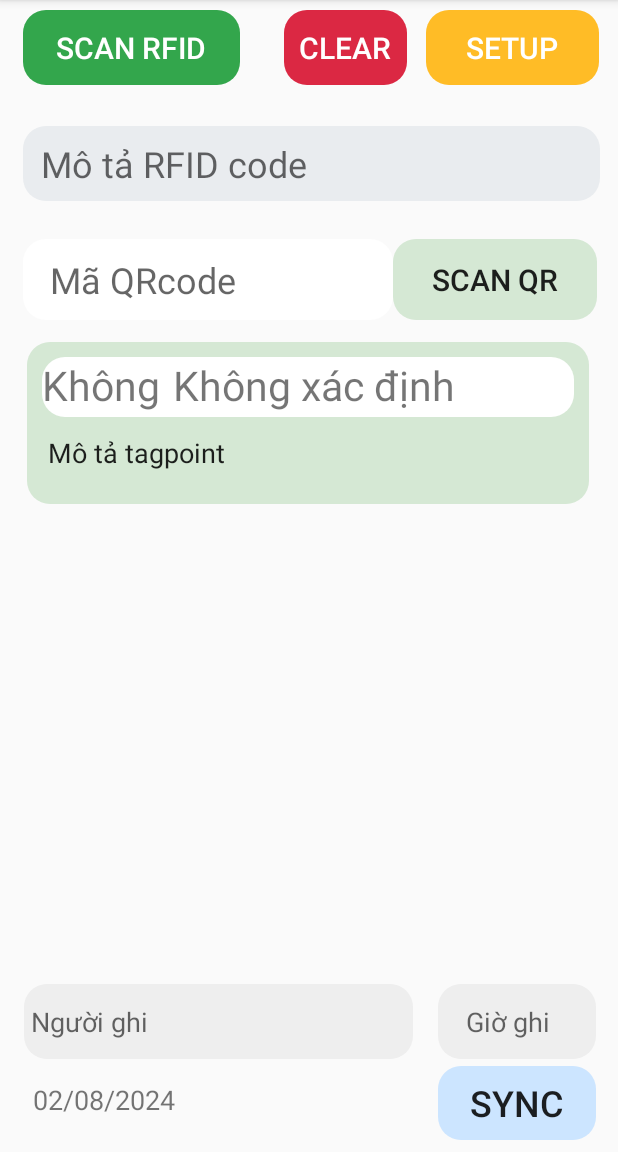
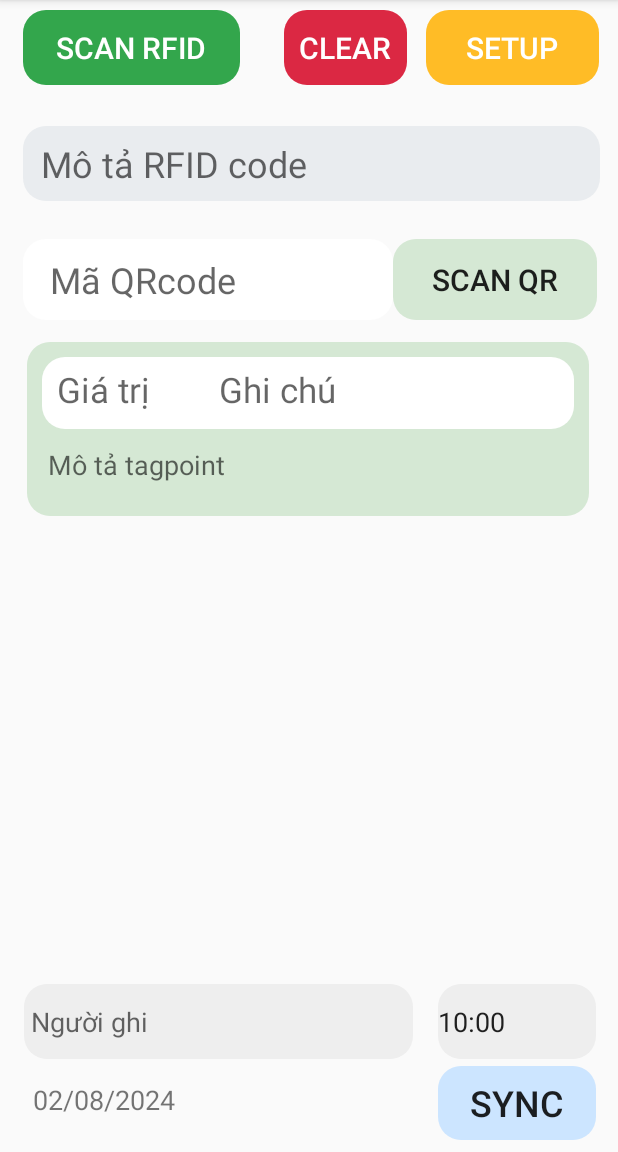
Before and after one commit to AnTrieu/logsheet_QR_RFID, an Android app: the MainActivity screen opened directly, with no data from a screen before it, after a tap on "SYNC", on a phone screen of 412 x 824 dp, the part 84-1236 px from its top. Run offline under Robolectric (Android 15) with nearby library versions, the phone set to English and light mode, and no system bars; 2 other taps on this screen came first.

```diff
--- a/app/build.gradle
+++ b/app/build.gradle
@@ -53,4 +53,6 @@ dependencies {
     implementation 'androidx.appcompat:appcompat:1.1.0'
     implementation 'androidx.constraintlayout:constraintlayout:1.1.3'
     implementation 'com.android.volley:volley:1.2.1'
+    implementation 'com.squareup.okhttp3:okhttp:4.9.1'
+    implementation 'com.squareup.okhttp3:logging-interceptor:4.9.1'
 }
--- a/app/src/main/java/com/example/barcode2ds/MainActivity.java
+++ b/app/src/main/java/com/example/barcode2ds/MainActivity.java
@@ -6,13 +6,23 @@ import android.view.View;
 import android.widget.ArrayAdapter;
 import android.widget.AutoCompleteTextView;
 import android.widget.Button;
+import android.widget.EditText;
 import android.widget.LinearLayout;
 import android.widget.TextView;
+import android.widget.Toast;
 
 import androidx.annotation.RequiresApi;
 import androidx.appcompat.app.AppCompatActivity;
 
+import java.io.IOException;
 import java.util.ArrayList;
+
+import okhttp3.Call;
+import okhttp3.Callback;
+import okhttp3.FormBody;
+import okhttp3.OkHttpClient;
+import okhttp3.Request;
+import okhttp3.Response;
 
 public class MainActivity extends AppCompatActivity {
     AutoCompleteTextView recordersACTV, timeACTV;
@@ -21,6 +31,9 @@ public class MainActivity extends AppCompatActivity {
     LinearLayout scrollLinearLayout;
     DateHandler dateHandler;
     ScrollViewHandler scrollViewHandler;
+
+    private static final String TOKEN = "sdfghjkxcvbnmasdfghjkwerg5fabdsfghjkjhgfdsrtyueso";
+    private static final String URL = "https://det.app/DETAPI/LOGSHEET/logsheetdata";
 
     @RequiresApi(api = Build.VERSION_CODES.LOLLIPOP)
     @Override
@@ -36,7 +49,7 @@ public class MainActivity extends AppCompatActivity {
         recordersACTV = findViewById(R.id.ACTV_recorders);
         RecorderFetcher.fetchRecorders(new RecorderFetcher.RecorderFetchListener() {
             @Override
-            public void onFetchComplete(ArrayList<String> recordersList) {
+            public void onFetchComplete(final ArrayList<String> recordersList) {
                 ArrayAdapter<String> adapter = new ArrayAdapter<>(MainActivity.this, android.R.layout.simple_dropdown_item_1line, recordersList);
                 recordersACTV.setAdapter(adapter);
                 recordersACTV.setOnClickListener(new View.OnClickListener() {
@@ -73,11 +86,60 @@ public class MainActivity extends AppCompatActivity {
         AnimationHandler.setButtonAnimation(button5);
         AnimationHandler.setButtonAnimation(button8);
 
-        button5.setOnClickListener(new View.OnClickListener() {
+        button8.setOnClickListener(new View.OnClickListener() {
             @Override
             public void onClick(View v) {
                 scrollViewHandler.addNewSoLieu();
             }
         });
+
+        button5.setOnClickListener(new View.OnClickListener() {
+            @Override
+            public void onClick(View v) {
+                Sync.syncData(MainActivity.this, dateTextView, timeACTV, recordersACTV, scrollLinearLayout);
+            }
+        });
+
+        fetchLogsheetData();
+    }
+
+    private void fetchLogsheetData() {
+        FormBody formBody = new FormBody.Builder()
+                .add("action", "getdata_logsheet_info")
+                .add("tokenapi", TOKEN)
+                .build();
+
+        NetworkHandler.post(URL, formBody, new Callback() {
+            @Override
+            public void onFailure(Call call, IOException e) {
+                runOnUiThread(new Runnable() {
+                    @Override
+                    public void run() {
+                        Toast.makeText(MainActivity.this, "Failed to fetch logsheet data", Toast.LENGTH_SHORT).show();
+                    }
+                });
+            }
+
+            @Override
+            public void onResponse(Call call, Response response) throws IOException {
+                if (response.isSuccessful()) {
+                    final String responseData = response.body().string();
+                    // Handle the response data as needed
+                    runOnUiThread(new Runnable() {
+                        @Override
+                        public void run() {
+                            Toast.makeText(MainActivity.this, "Logsheet data fetched successfully", Toast.LENGTH_SHORT).show();
+                        }
+                    });
+                } else {
+                    runOnUiThread(new Runnable() {
+                        @Override
+                        public void run() {
+                            Toast.makeText(MainActivity.this, "Error fetching logsheet data", Toast.LENGTH_SHORT).show();
+                        }
+                    });
+                }
+            }
+        });
     }
 }
--- /dev/null
+++ b/app/src/main/java/com/example/barcode2ds/NetworkHandler.java
@@ -0,0 +1,22 @@
+package com.example.barcode2ds;
+
+import okhttp3.Call;
+import okhttp3.Callback;
+import okhttp3.FormBody;
+import okhttp3.OkHttpClient;
+import okhttp3.Request;
+import okhttp3.Response;
+import java.io.IOException;
+
+public class NetworkHandler {
+    private static final OkHttpClient client = new OkHttpClient();
+
+    public static void post(String url, FormBody formBody, Callback callback) {
+        Request request = new Request.Builder()
+                .url(url)
+                .post(formBody)
+                .build();
+
+        client.newCall(request).enqueue(callback);
+    }
+}
--- a/app/src/main/java/com/example/barcode2ds/ScrollViewHandler.java
+++ b/app/src/main/java/com/example/barcode2ds/ScrollViewHandler.java
@@ -4,7 +4,6 @@ import android.content.Context;
 import android.view.LayoutInflater;
 import android.widget.EditText;
 import android.widget.LinearLayout;
-import android.widget.TextView;
 
 public class ScrollViewHandler {
 
@@ -20,12 +19,9 @@ public class ScrollViewHandler {
         LayoutInflater inflater = LayoutInflater.from(context);
         LinearLayout newSoLieuLayout = (LinearLayout) inflater.inflate(R.layout.solieulayout, null);
 
-        TextView textView2 = newSoLieuLayout.findViewById(R.id.textView2);
-        TextView textView3 = newSoLieuLayout.findViewById(R.id.textView3);
+        EditText editTextValue = newSoLieuLayout.findViewById(R.id.editTextValue);
+        EditText editTextNote = newSoLieuLayout.findViewById(R.id.editTextNote);
         EditText editTextText = newSoLieuLayout.findViewById(R.id.editTextText);
-
-        textView2.setText("Không xác định");
-        textView3.setText("Không xác định");
 
         scrollLinearLayout.addView(newSoLieuLayout, 0);
     }
--- /dev/null
+++ b/app/src/main/java/com/example/barcode2ds/Sync.java
@@ -0,0 +1,102 @@
+package com.example.barcode2ds;
+
+import android.content.Context;
+import android.widget.EditText;
+import android.widget.LinearLayout;
+import android.widget.TextView;
+import android.widget.Toast;
+import android.widget.AutoCompleteTextView;
+
+import org.json.JSONException;
+import org.json.JSONObject;
+
+import java.io.IOException;
+
+import okhttp3.Call;
+import okhttp3.Callback;
+import okhttp3.FormBody;
+import okhttp3.OkHttpClient;
+import okhttp3.Request;
+import okhttp3.Response;
+
+public class Sync {
+
+    private static final String TOKEN = "sdfghjkxcvbnmasdfghjkwerg5fabdsfghjkjhgfdsrtyueso";
+    private static final String URL = "https://det.app/DETAPI/LOGSHEET/logsheetdata";
+
+    public static void syncData(final Context context, TextView dateTextView, AutoCompleteTextView timeACTV, AutoCompleteTextView recordersACTV, LinearLayout scrollLinearLayout) {
+        String idinfo = "31142"; // Replace with actual idinfo from the logsheet data
+        String ngayghi = dateTextView.getText().toString();
+        String thoigianghi = timeACTV.getText().toString();
+        String nguoighi = recordersACTV.getText().toString();
+
+        // Lấy giá trị từ các EditText trong solieulayout.xml
+        LinearLayout soLieuLayout = (LinearLayout) scrollLinearLayout.getChildAt(0); // Assuming the first child is the latest one
+        EditText editTextValue = soLieuLayout.findViewById(R.id.editTextValue);
+        EditText editTextNote = soLieuLayout.findViewById(R.id.editTextNote);
+
+        String giatri = editTextValue.getText().toString();
+        String ghichu = editTextNote.getText().toString();
+
+        FormBody formBody = new FormBody.Builder()
+                .add("action", "savedata_syncline")
+                .add("tokenapi", TOKEN)
+                .add("idinfo", idinfo)
+                .add("ngayghi", ngayghi)
+                .add("thoigianghi", thoigianghi)
+                .add("nguoighi", nguoighi)
+                .add("giatri", giatri)
+                .add("ghichu", ghichu)
+                .build();
+
+        NetworkHandler.post(URL, formBody, new Callback() {
+            @Override
+            public void onFailure(Call call, IOException e) {
+                ((MainActivity) context).runOnUiThread(new Runnable() {
+                    @Override
+                    public void run() {
+                        Toast.makeText(context, "Failed to sync data", Toast.LENGTH_SHORT).show();
+                    }
+                });
+            }
+
+            @Override
+            public void onResponse(Call call, Response response) throws IOException {
+                if (response.isSuccessful()) {
+                    final String responseData = response.body().string();
+                    try {
+                        JSONObject jsonResponse = new JSONObject(responseData);
+                        final String error = jsonResponse.getString("error");
+                        final String message = jsonResponse.getString("message");
+
+                        ((MainActivity) context).runOnUiThread(new Runnable() {
+                            @Override
+                            public void run() {
+                                if (error.isEmpty()) {
+                                    Toast.makeText(context, message, Toast.LENGTH_SHORT).show();
+                                } else {
+                                    Toast.makeText(context, "Error: " + error, Toast.LENGTH_SHORT).show();
+                                }
+                            }
+                        });
+                    } catch (JSONException e) {
+                        e.printStackTrace();
+                        ((MainActivity) context).runOnUiThread(new Runnable() {
+                            @Override
+                            public void run() {
+                                Toast.makeText(context, "Failed to parse server response", Toast.LENGTH_SHORT).show();
+                            }
+                        });
+                    }
+                } else {
+                    ((MainActivity) context).runOnUiThread(new Runnable() {
+                        @Override
+                        public void run() {
+                            Toast.makeText(context, "Error syncing data", Toast.LENGTH_SHORT).show();
+                        }
+                    });
+                }
+            }
+        });
+    }
+}
--- a/app/src/main/java/com/example/barcode2ds/TimeHandler.java
+++ b/app/src/main/java/com/example/barcode2ds/TimeHandler.java
@@ -6,6 +6,7 @@ import android.widget.ArrayAdapter;
 import android.widget.AutoCompleteTextView;
 
 import java.util.ArrayList;
+import java.util.Calendar;
 
 public class TimeHandler {
 
@@ -14,12 +15,23 @@ public class TimeHandler {
         for (int i = 2; i <= 24; i += 2) {
             timeList.add(i + ":00");
         }
+
         ArrayAdapter<String> timeAdapter = new ArrayAdapter<>(context, android.R.layout.simple_dropdown_item_1line, timeList);
         timeACTV.setAdapter(timeAdapter);
+
+        // Calculate the nearest even hour
+        Calendar calendar = Calendar.getInstance();
+        int currentHour = calendar.get(Calendar.HOUR_OF_DAY);
+        int nearestEvenHour = (currentHour % 2 == 0) ? currentHour : currentHour + 1;
+
+        // Set the default selection to the nearest even hour
+        String defaultTime = nearestEvenHour + ":00";
+        timeACTV.setText(defaultTime, false);
+
         timeACTV.setOnClickListener(new View.OnClickListener() {
             @Override
             public void onClick(View v) {
-                timeACTV.showDropDown();  // Hiển thị dropdown khi bấm vào
+                timeACTV.showDropDown();  // Show dropdown when clicked
             }
         });
     }
--- a/app/src/main/res/layout/solieulayout.xml
+++ b/app/src/main/res/layout/solieulayout.xml
@@ -20,20 +20,21 @@
             android:backgroundTint="#FFFFFF"
             android:orientation="horizontal">
 
-            <TextView
-                android:id="@+id/textView2"
-                android:layout_width="87dp"
-                android:layout_height="40sp"
-                android:background="@drawable/rounded_square"
+            <EditText
+                android:id="@+id/editTextValue"
+                android:layout_width="96dp"
+                android:layout_height="48sp"
+                android:backgroundTint="#FFFFFF"
                 android:hint=" Giá trị"
-                android:textSize="27sp" />
+                android:textSize="23sp" />
 
-            <TextView
-                android:id="@+id/textView3"
+            <EditText
+                android:id="@+id/editTextNote"
                 android:layout_width="match_parent"
-                android:layout_height="40sp"
+                android:layout_height="48sp"
+                android:backgroundTint="#FFFFFF"
                 android:hint="   Ghi chú"
-                android:textSize="27sp" />
+                android:textSize="23sp" />
         </LinearLayout>
 
         <EditText
@@ -43,7 +44,7 @@
             android:backgroundTint="#d5e8d4"
             android:ems="10"
             android:inputType="text"
-            android:text="Mô tả tagpoint" />
+            android:hint="Mô tả tagpoint" />
     </LinearLayout>
 
 </LinearLayout>
```
